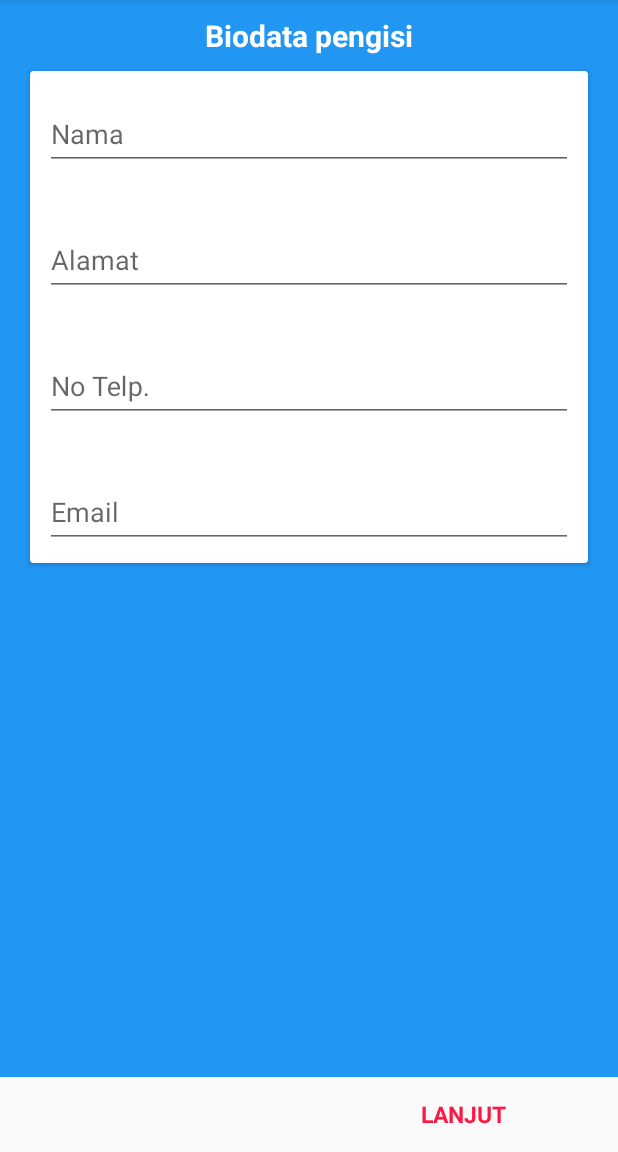
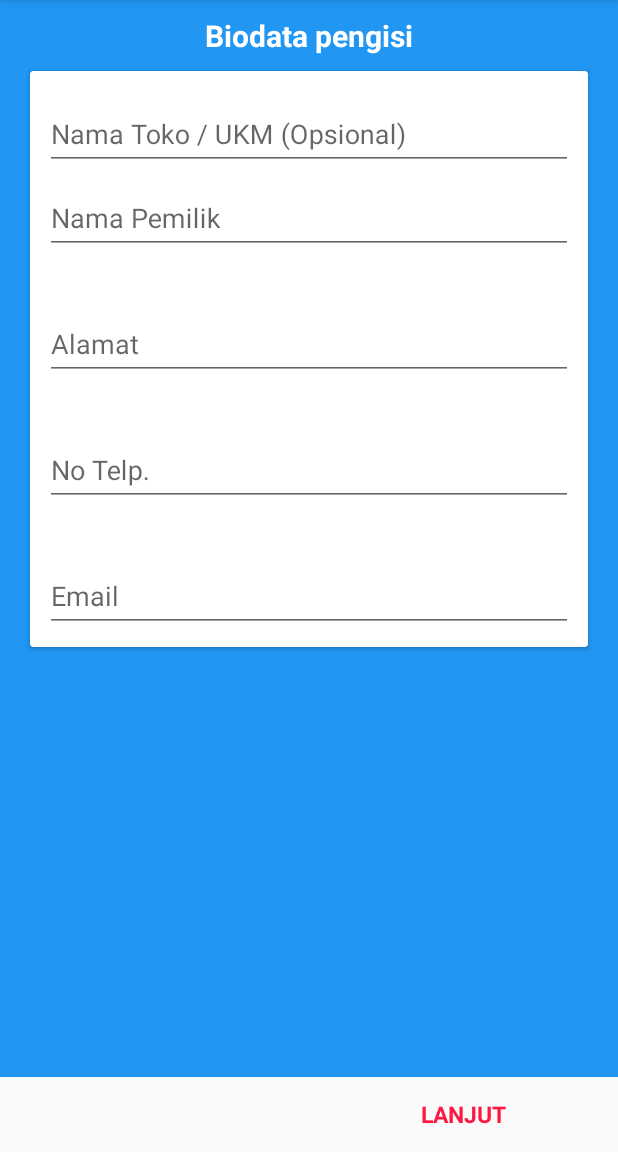
Before and after one commit to wahyuade/kuisioner_iruna, an Android app: the fragment BiodataPenjualFragment shown on its own in the app's theme, on a phone screen of 412 x 824 dp, the part 84-1236 px from its top. Run offline under Robolectric (Android 15) with nearby library versions, the phone set to English and light mode, and no system bars.

Commit message:
on resume clear db, nama ukm pada penjual

```diff
--- a/app/src/main/java/com/wahyuade/kuisioner/penjual/BiodataPenjualFragment.java
+++ b/app/src/main/java/com/wahyuade/kuisioner/penjual/BiodataPenjualFragment.java
@@ -25,7 +25,7 @@ import retrofit2.Response;
  * A simple {@link Fragment} subclass.
  */
 public class BiodataPenjualFragment extends Fragment {
-    EditText nama, alamat, email, no_telp;
+    EditText nama, alamat, email, no_telp, nama_ukm;
     TextView next;
     ProgressDialog progressDialog;
     public BiodataPenjualFragment() {
@@ -41,6 +41,7 @@ public class BiodataPenjualFragment extends Fragment {
         progressDialog = new ProgressDialog(getActivity());
         progressDialog.setMessage("Mohon tunggu");
 
+        nama_ukm = (EditText)penjual.findViewById(R.id.nama_ukm);
         nama = (EditText)penjual.findViewById(R.id.nama);
         alamat = (EditText)penjual.findViewById(R.id.alamat);
         email = (EditText)penjual.findViewById(R.id.email);
@@ -59,7 +60,7 @@ public class BiodataPenjualFragment extends Fragment {
                         Toast.makeText(getActivity(), "Mohon maaf email yang anda masukkan tidak valid", Toast.LENGTH_SHORT).show();
                     }else{
                         progressDialog.show();
-                        ApiService.service_post.postBiodataPenjual(String.valueOf(nama.getText()),String.valueOf(alamat.getText()),String.valueOf(no_telp.getText()),String.valueOf(email.getText())).enqueue(new Callback<DefaultModel>() {
+                        ApiService.service_post.postBiodataPenjual(String.valueOf(nama_ukm.getText()),String.valueOf(nama.getText()),String.valueOf(alamat.getText()),String.valueOf(no_telp.getText()),String.valueOf(email.getText())).enqueue(new Callback<DefaultModel>() {
                             @Override
                             public void onResponse(Call<DefaultModel> call, Response<DefaultModel> response) {
                                 progressDialog.dismiss();
--- a/app/src/main/java/com/wahyuade/kuisioner/service/ApiService.java
+++ b/app/src/main/java/com/wahyuade/kuisioner/service/ApiService.java
@@ -66,7 +66,7 @@ public class ApiService {
                 //penjual
                 @FormUrlEncoded
                 @POST("/penjual/biodata")
-                Call<DefaultModel> postBiodataPenjual(@Field("nama") String nama, @Field("alamat") String alamat, @Field("no_telp") String no_telp, @Field("email") String email);
+                Call<DefaultModel> postBiodataPenjual(@Field("nama_ukm") String nama_ukm, @Field("nama") String nama, @Field("alamat") String alamat, @Field("no_telp") String no_telp, @Field("email") String email);
 
                 @FormUrlEncoded
                 @POST("/penjual/kebutuhan-tertutup")
--- a/app/src/main/res/layout/fragment_biodata_penjual.xml
+++ b/app/src/main/res/layout/fragment_biodata_penjual.xml
@@ -37,10 +37,22 @@
                     android:layout_height="wrap_content">
 
                     <EditText
+                        android:id="@+id/nama_ukm"
+                        android:layout_width="match_parent"
+                        android:layout_height="wrap_content"
+                        android:hint="Nama Toko / UKM (Opsional)"
+                        android:inputType="text" />
+
+                </android.support.design.widget.TextInputLayout>
+                <android.support.design.widget.TextInputLayout
+                    android:layout_width="match_parent"
+                    android:layout_height="wrap_content">
+
+                    <EditText
                         android:id="@+id/nama"
                         android:layout_width="match_parent"
                         android:layout_height="wrap_content"
-                        android:hint="Nama"
+                        android:hint="Nama Pemilik"
                         android:inputType="text" />
 
                 </android.support.design.widget.TextInputLayout>
```
Also changed, not shown: app/src/main/java/com/wahyuade/kuisioner/MainActivity.java (+8 -0 lines).
